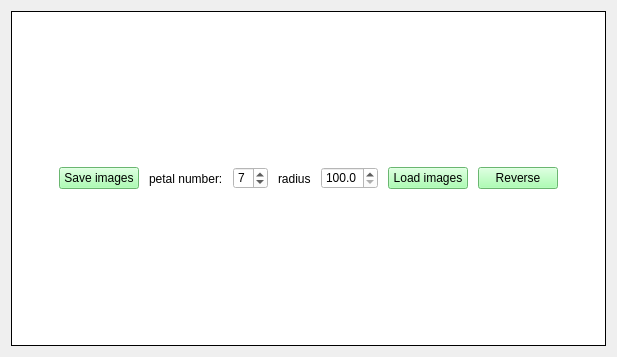
Old version of the form MainWindow.ui in the repository czimbortibor/Large-annotated-image-collection-management.
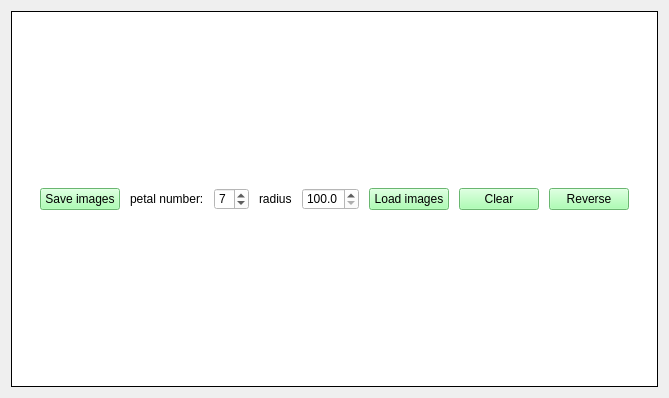
New version of the form.

Diff of the .ui file:
```diff
--- a/MainWindow.ui
+++ b/MainWindow.ui
@@ -6,8 +6,8 @@
    <rect>
     <x>0</x>
     <y>0</y>
-    <width>617</width>
-    <height>357</height>
+    <width>669</width>
+    <height>398</height>
    </rect>
   </property>
   <property name="windowTitle">
@@ -35,7 +35,7 @@
       <property name="frameShadow">
        <enum>QFrame::Plain</enum>
       </property>
-      <layout class="QHBoxLayout" name="horizontalLayout_2" stretch="0,0,0,0,0,0,0,0,0">
+      <layout class="QHBoxLayout" name="horizontalLayout_2" stretch="0,0,0,0,0,0,0,0,0,0">
        <property name="spacing">
         <number>10</number>
        </property>
@@ -109,6 +109,9 @@
          <property name="singleStep">
           <double>20.000000000000000</double>
          </property>
+         <property name="value">
+          <double>100.000000000000000</double>
+         </property>
         </widget>
        </item>
        <item>
@@ -121,6 +124,16 @@
          </property>
         </widget>
        </item>
+       <item>
+        <widget class="QPushButton" name="btnClear">
+         <property name="styleSheet">
+          <string notr="true">background-color: rgb(148, 255, 157);</string>
+         </property>
+         <property name="text">
+          <string>Clear</string>
+         </property>
+        </widget>
+       </item>
        <item>
         <widget class="QPushButton" name="btnReverse">
          <property name="styleSheet">
```
